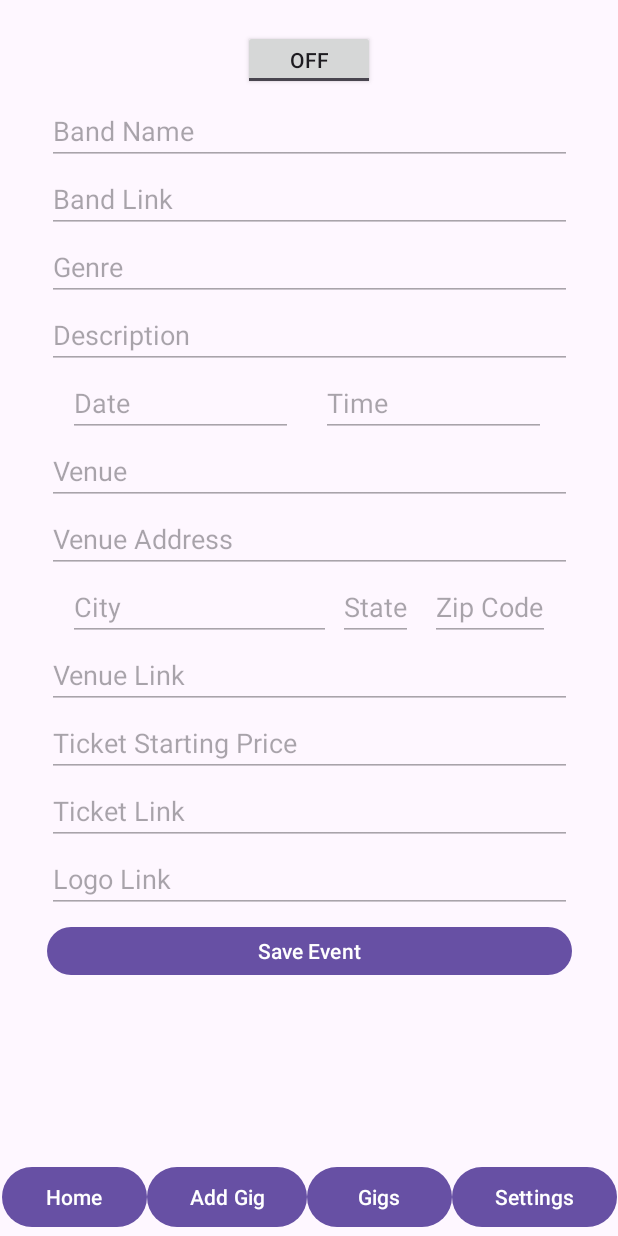
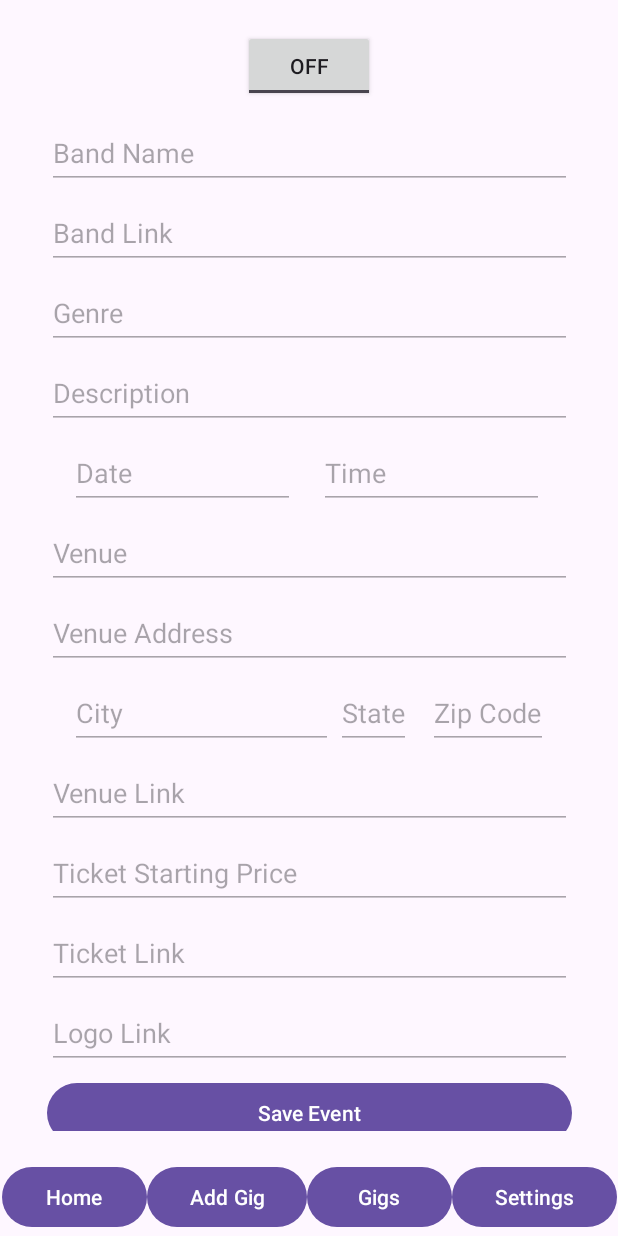
Before and after one commit to starfiresd/LiveMusicNow, an Android app: the EventActivity screen opened directly, with no data from a screen before it, after a tap on "Save Event", on a phone screen of 412 x 824 dp. Run offline under Robolectric (Android 15) with nearby library versions, the phone set to English and light mode, and no system bars; 2 other taps on this screen came first.

Commit message:
save gig and display gig working

```diff
--- a/LiveMusicNowApp/app/src/main/java/com/example/livemusicnowapp/EventActivity.java
+++ b/LiveMusicNowApp/app/src/main/java/com/example/livemusicnowapp/EventActivity.java
@@ -186,7 +186,7 @@ public class EventActivity extends AppCompatActivity {
 
             @Override
             public void afterTextChanged(Editable editable) {
-                currentEvent.setDescription(etDate.getText().toString());
+                currentEvent.setDate(etDate.getText().toString());
             }
         });
 
--- a/LiveMusicNowApp/app/src/main/java/com/example/livemusicnowapp/EventsDataSource.java
+++ b/LiveMusicNowApp/app/src/main/java/com/example/livemusicnowapp/EventsDataSource.java
@@ -17,7 +17,7 @@ public class EventsDataSource {
     }
     public void open() throws SQLException {
         database = dbHelper.getWritableDatabase();
-        dbHelper.onCreate(database); //added to fix table not existing error - creates table already exists error now
+        //dbHelper.onCreate(database); //added to fix table not existing error - creates table already exists error now
     }
     public void close(){
         dbHelper.close();
--- a/LiveMusicNowApp/app/src/main/java/com/example/livemusicnowapp/EventsDatabaseHelper.java
+++ b/LiveMusicNowApp/app/src/main/java/com/example/livemusicnowapp/EventsDatabaseHelper.java
@@ -7,11 +7,11 @@ import android.util.Log;
 
 public class EventsDatabaseHelper extends SQLiteOpenHelper {
     private static final String DATABASE_NAME = "livemusicnow.db";
-    private static final int DATABASE_VERSION = 4;
+    private static final int DATABASE_VERSION = 5;
 
     /*Database creation SQL statement*/
     private static final String CREATE_TABLE_EVENTS =
-            "create table events (_id integer primary key autoincrement, "
+            "create table event (_id integer primary key autoincrement, "
                     + "band text not null, "
                     + "bandLink text not null, "
                     + "genre text not null, "
--- a/LiveMusicNowApp/app/src/main/res/layout/activity_event.xml
+++ b/LiveMusicNowApp/app/src/main/res/layout/activity_event.xml
@@ -10,7 +10,7 @@
     <ToggleButton
         android:id="@+id/switchActive"
         android:layout_width="wrap_content"
-        android:layout_height="40dp"
+        android:layout_height="48dp"
         android:layout_marginStart="182dp"
         android:layout_marginTop="20dp"
         android:layout_marginEnd="182dp"
@@ -18,30 +18,45 @@
         app:layout_constraintStart_toStartOf="parent"
         app:layout_constraintTop_toTopOf="parent" />
 
+    <ScrollView
+        android:id="@+id/controlsScrollView"
+        android:layout_width="409dp"
+        android:layout_height="0dp"
+        android:layout_marginBottom="20dp"
+        app:layout_constraintBottom_toTopOf="@+id/linearLayout"
+        app:layout_constraintEnd_toEndOf="parent"
+        app:layout_constraintStart_toStartOf="parent"
+        app:layout_constraintTop_toBottomOf="@+id/switchActive">
+
+        <androidx.constraintlayout.widget.ConstraintLayout
+            android:layout_width="match_parent"
+            android:layout_height="wrap_content">
+
             <EditText
                 android:id="@+id/editTextBandName"
                 android:layout_width="350dp"
-        android:layout_height="40dp"
+                android:layout_height="48dp"
                 android:layout_marginStart="30dp"
                 android:layout_marginTop="10dp"
                 android:layout_marginEnd="30dp"
                 android:ems="250"
                 android:inputType="text"
-        android:text="@string/lbl_event_name"
+                android:hint="@string/lbl_event_name"
                 app:layout_constraintEnd_toEndOf="parent"
                 app:layout_constraintStart_toStartOf="parent"
-        app:layout_constraintTop_toBottomOf="@+id/switchActive" />
+                app:layout_constraintTop_toTopOf="parent" />
 
             <EditText
                 android:id="@+id/editTextBandLink"
                 android:layout_width="350dp"
-        android:layout_height="40dp"
+                android:layout_height="48dp"
+                android:minHeight="48dp"
                 android:layout_marginStart="30dp"
                 android:layout_marginTop="5dp"
                 android:layout_marginEnd="30dp"
                 android:ems="500"
                 android:inputType="text"
-        android:text="@string/lbl_event_band_link"
+                android:hint="@string/lbl_event_band_link"
                 app:layout_constraintEnd_toEndOf="parent"
                 app:layout_constraintStart_toStartOf="parent"
                 app:layout_constraintTop_toBottomOf="@+id/editTextBandName" />
@@ -49,13 +64,13 @@
             <EditText
                 android:id="@+id/editTextGenre"
                 android:layout_width="350dp"
-        android:layout_height="40dp"
+                android:layout_height="48dp"
                 android:layout_marginStart="30dp"
                 android:layout_marginTop="5dp"
                 android:layout_marginEnd="30dp"
                 android:ems="500"
                 android:inputType="text"
-        android:text="@string/lbl_event_genre"
+                android:hint="@string/lbl_event_genre"
                 app:layout_constraintEnd_toEndOf="parent"
                 app:layout_constraintStart_toStartOf="parent"
                 app:layout_constraintTop_toBottomOf="@+id/editTextBandLink" />
@@ -63,13 +78,13 @@
             <EditText
                 android:id="@+id/editTextDesc"
                 android:layout_width="350dp"
-        android:layout_height="40dp"
+                android:layout_height="48dp"
                 android:layout_marginStart="30dp"
                 android:layout_marginTop="5dp"
                 android:layout_marginEnd="30dp"
                 android:ems="250"
                 android:inputType="text"
-        android:text="@string/lbl_event_desc"
+                android:hint="@string/lbl_event_desc"
                 app:layout_constraintEnd_toEndOf="parent"
                 app:layout_constraintStart_toStartOf="parent"
                 app:layout_constraintTop_toBottomOf="@+id/editTextGenre" />
@@ -77,12 +92,12 @@
             <EditText
                 android:id="@+id/editTextDate"
                 android:layout_width="150dp"
-        android:layout_height="40dp"
+                android:layout_height="48dp"
                 android:layout_marginStart="45dp"
                 android:layout_marginTop="5dp"
                 android:ems="50"
                 android:inputType="text"
-        android:text="@string/lbl_event_date"
+                android:hint="@string/lbl_event_date"
                 app:layout_constraintEnd_toEndOf="parent"
                 app:layout_constraintHorizontal_bias="0.0"
                 app:layout_constraintStart_toStartOf="parent"
@@ -91,12 +106,12 @@
             <EditText
                 android:id="@+id/editTextTime"
                 android:layout_width="150dp"
-        android:layout_height="40dp"
+                android:layout_height="48dp"
                 android:layout_marginTop="5dp"
                 android:layout_marginEnd="45dp"
                 android:ems="50"
                 android:inputType="text"
-        android:text="@string/lbl_event_time"
+                android:hint="@string/lbl_event_time"
                 app:layout_constraintEnd_toEndOf="parent"
                 app:layout_constraintHorizontal_bias="0.987"
                 app:layout_constraintStart_toStartOf="parent"
@@ -105,13 +120,13 @@
             <EditText
                 android:id="@+id/editTextVenue"
                 android:layout_width="350dp"
-        android:layout_height="40dp"
+                android:layout_height="48dp"
                 android:layout_marginStart="30dp"
                 android:layout_marginTop="5dp"
                 android:layout_marginEnd="30dp"
                 android:ems="250"
                 android:inputType="text"
-        android:text="@string/lbl_event_venue"
+                android:hint="@string/lbl_event_venue"
                 app:layout_constraintEnd_toEndOf="parent"
                 app:layout_constraintStart_toStartOf="parent"
                 app:layout_constraintTop_toBottomOf="@+id/editTextTime" />
@@ -119,13 +134,13 @@
             <EditText
                 android:id="@+id/editTextVenueAddress"
                 android:layout_width="350dp"
-        android:layout_height="40dp"
+                android:layout_height="48dp"
                 android:layout_marginStart="30dp"
                 android:layout_marginTop="5dp"
                 android:layout_marginEnd="30dp"
                 android:ems="250"
                 android:inputType="text"
-        android:text="@string/lbl_event_venue_addr"
+                android:hint="@string/lbl_event_venue_addr"
                 app:layout_constraintEnd_toEndOf="parent"
                 app:layout_constraintStart_toStartOf="parent"
                 app:layout_constraintTop_toBottomOf="@+id/editTextVenue" />
@@ -133,49 +148,49 @@
             <EditText
                 android:id="@+id/editTextVenueCity"
                 android:layout_width="175dp"
-        android:layout_height="40dp"
+                android:layout_height="48dp"
                 android:layout_marginStart="45dp"
                 android:layout_marginTop="5dp"
                 android:ems="250"
                 android:inputType="textPostalAddress"
-        android:text="@string/lbl_event_venue_city"
+                android:hint="@string/lbl_event_venue_city"
                 app:layout_constraintStart_toStartOf="parent"
                 app:layout_constraintTop_toBottomOf="@+id/editTextVenueAddress" />
 
             <EditText
                 android:id="@+id/editTextVenueState"
                 android:layout_width="50dp"
-        android:layout_height="40dp"
+                android:layout_height="48dp"
                 android:layout_marginTop="5dp"
                 android:layout_marginEnd="11dp"
                 android:ems="2"
                 android:inputType="textPostalAddress"
-        android:text="@string/lbl_event_venue_state"
+                android:hint="@string/lbl_event_venue_state"
                 app:layout_constraintEnd_toStartOf="@+id/editTextVenueZip"
                 app:layout_constraintTop_toBottomOf="@+id/editTextVenueAddress" />
 
             <EditText
                 android:id="@+id/editTextVenueZip"
                 android:layout_width="80dp"
-        android:layout_height="40dp"
+                android:layout_height="48dp"
                 android:layout_marginTop="5dp"
                 android:layout_marginEnd="45dp"
                 android:ems="10"
                 android:inputType="textPostalAddress"
-        android:text="@string/lbl_event_venue_zip"
+                android:hint="@string/lbl_event_venue_zip"
                 app:layout_constraintEnd_toEndOf="parent"
                 app:layout_constraintTop_toBottomOf="@+id/editTextVenueAddress" />
 
             <EditText
                 android:id="@+id/editTextVenueLink"
                 android:layout_width="350dp"
-        android:layout_height="40dp"
+                android:layout_height="48dp"
                 android:layout_marginStart="30dp"
                 android:layout_marginTop="5dp"
                 android:layout_marginEnd="30dp"
                 android:ems="500"
                 android:inputType="text"
-        android:text="@string/lbl_event_venue_link"
+                android:hint="@string/lbl_event_venue_link"
                 app:layout_constraintEnd_toEndOf="parent"
                 app:layout_constraintStart_toStartOf="parent"
                 app:layout_constraintTop_toBottomOf="@+id/editTextVenueZip" />
@@ -183,13 +198,13 @@
             <EditText
                 android:id="@+id/editTextTickets"
                 android:layout_width="350dp"
-        android:layout_height="40dp"
+                android:layout_height="48dp"
                 android:layout_marginStart="30dp"
                 android:layout_marginTop="5dp"
                 android:layout_marginEnd="30dp"
                 android:ems="250"
                 android:inputType="text"
-        android:text="@string/lbl_event_tickets"
+                android:hint="@string/lbl_event_tickets"
                 app:layout_constraintEnd_toEndOf="parent"
                 app:layout_constraintStart_toStartOf="parent"
                 app:layout_constraintTop_toBottomOf="@+id/editTextVenueLink" />
@@ -197,13 +212,13 @@
             <EditText
                 android:id="@+id/editTextTicketsLink"
                 android:layout_width="350dp"
-        android:layout_height="40dp"
+                android:layout_height="48dp"
                 android:layout_marginStart="30dp"
                 android:layout_marginTop="5dp"
                 android:layout_marginEnd="30dp"
                 android:ems="500"
                 android:inputType="text"
-        android:text="@string/lbl_event_tickets_link"
+                android:hint="@string/lbl_event_tickets_link"
                 app:layout_constraintEnd_toEndOf="parent"
                 app:layout_constraintStart_toStartOf="parent"
                 app:layout_constraintTop_toBottomOf="@+id/editTextTickets" />
@@ -225,13 +240,13 @@
             <EditText
                 android:id="@+id/editTextLogoLink"
                 android:layout_width="350dp"
-        android:layout_height="40dp"
+                android:layout_height="48dp"
                 android:layout_marginStart="30dp"
                 android:layout_marginTop="5dp"
                 android:layout_marginEnd="30dp"
                 android:ems="500"
                 android:inputType="text"
-        android:text="@string/lbl_event_logo_link"
+                android:hint="@string/lbl_event_logo_link"
                 app:layout_constraintEnd_toEndOf="parent"
                 app:layout_constraintStart_toStartOf="parent"
                 app:layout_constraintTop_toBottomOf="@+id/editTextTicketsLink" />
@@ -239,7 +254,7 @@
             <Button
                 android:id="@+id/saveButton"
                 android:layout_width="350dp"
-        android:layout_height="40dp"
+                android:layout_height="48dp"
                 android:layout_marginStart="30dp"
                 android:layout_marginTop="5dp"
                 android:layout_marginEnd="30dp"
@@ -248,7 +263,12 @@
                 app:layout_constraintStart_toStartOf="parent"
                 app:layout_constraintTop_toBottomOf="@+id/editTextLogoLink" />
 
+        </androidx.constraintlayout.widget.ConstraintLayout>
+    </ScrollView>
+
+
     <LinearLayout
+        android:id="@+id/linearLayout"
         android:layout_width="410dp"
         android:layout_height="50dp"
         android:orientation="horizontal"
```
Lines whose indentation alone changed are shown as unchanged.
